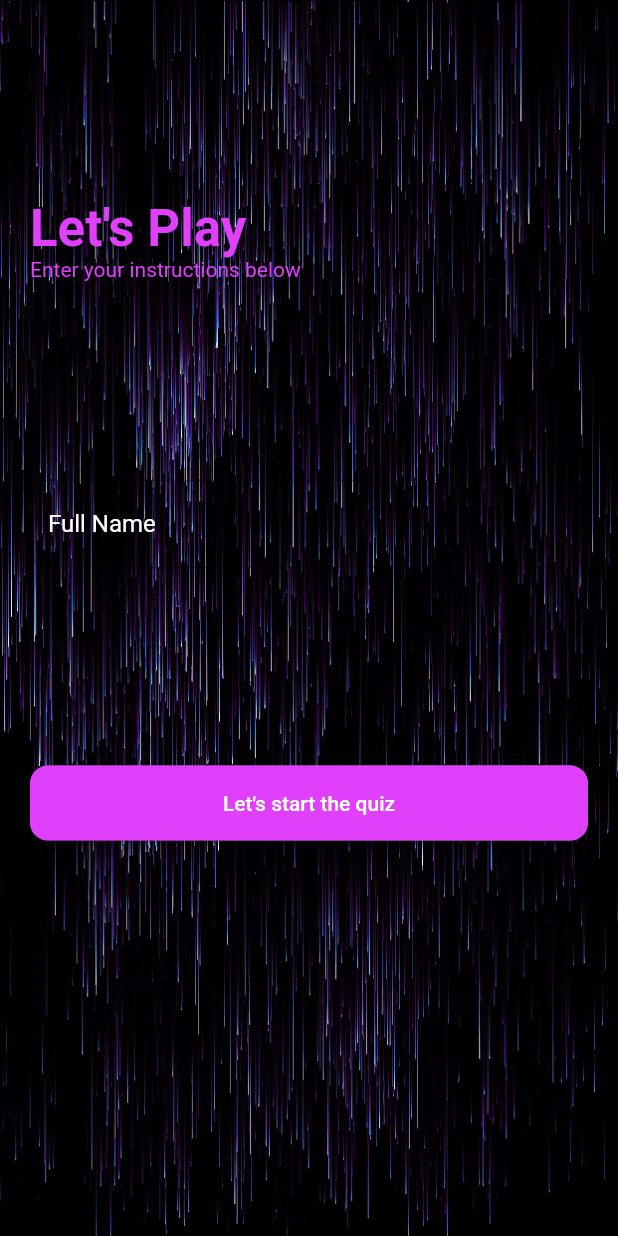
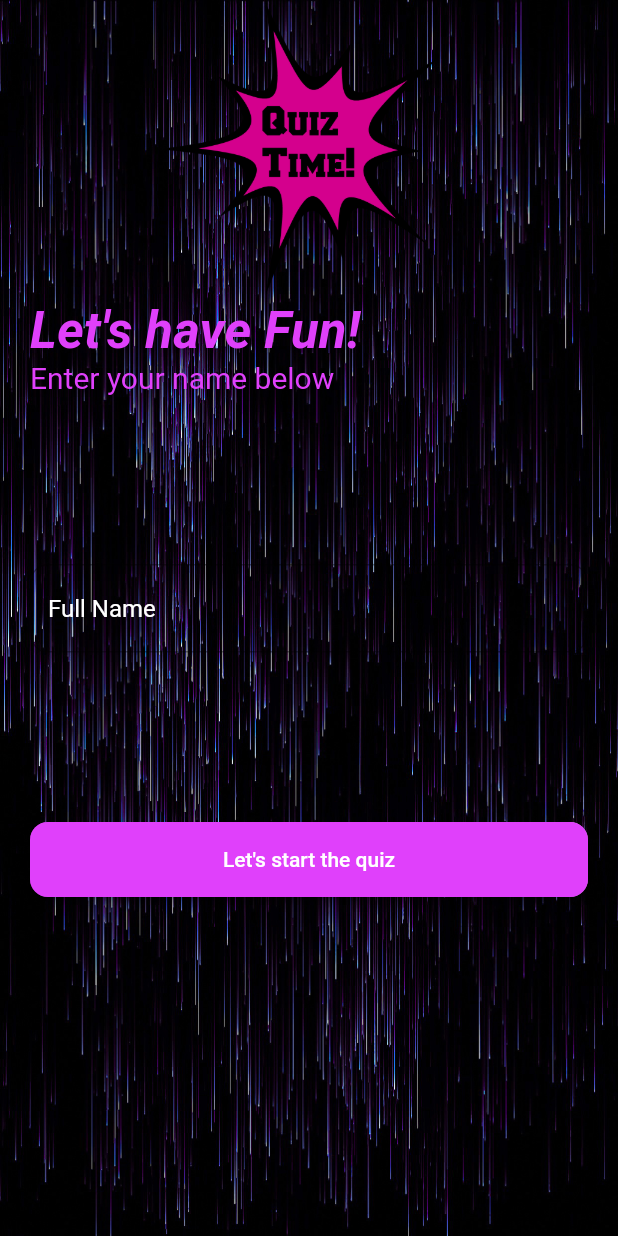
Before and after one commit to Wil-Wena/Quiz-Flutter-App, a Flutter app: the screen it shows after launch, on a phone screen of 412 x 824 dp. Run offline on Flutter 3.47's test engine with Material 2 defaults, Android fonts, the phone set to English and light mode, and no system bars; our stand-ins replace get.

Commit message:
fifth commit

```diff
--- a/lib/pages/HomePage.dart
+++ b/lib/pages/HomePage.dart
@@ -12,6 +12,7 @@ class HomePage extends StatefulWidget {
 
 class _HomePageState extends State<HomePage> {
   final myController = TextEditingController();
+  bool validate = false;
 
   @override
   void dispose() {
@@ -41,25 +42,32 @@ class _HomePageState extends State<HomePage> {
             child: Column(
               crossAxisAlignment: CrossAxisAlignment.start,
               children: [
-                const Spacer(),
+                Center(
+                  child: Image.asset(
+                    'assets/pngwing.com (6).png',
+                    height: 200,
+                    width: 300,
+                  ),
+                ),
                 Text(
-                  "Let's Play",
+                  "Let's have Fun!",
                   style: Theme.of(context).textTheme.headline4?.copyWith(
-                      color: Colors.purpleAccent, fontWeight: FontWeight.bold),
+                      color: Colors.purpleAccent,
+                      fontWeight: FontWeight.bold,
+                      fontStyle: FontStyle.italic),
                 ),
                 const Text(
-                  "Enter your instructions below",
-                  style: TextStyle(color: Colors.purpleAccent),
+                  "Enter your name below",
+                  style: TextStyle(color: Colors.purpleAccent, fontSize: 20),
                 ),
                 const Spacer(
                   flex: 1,
                 ),
                 TextField(
                   controller: myController,
-                  style: TextStyle(color: Colors.white),
+                  style: const TextStyle(color: Colors.white),
                   decoration: InputDecoration(
-                      //filled: true,
-                      // fillColor: Color.fromARGB(255, 93, 128, 156),
+                      errorText: validate ? "Enter your name JON!!" : null,
                       hintText: "Full Name",
                       hintStyle: TextStyle(color: Colors.white),
                       border: OutlineInputBorder(
@@ -81,7 +89,12 @@ class _HomePageState extends State<HomePage> {
                       minimumSize: const Size(500, 50),
                     ),
                     onPressed: () {
-                      Get.to(QuizPage());
+                      setState(() {
+                        if (validate = myController.text.isEmpty) {
+                        } else {
+                          Get.to(QuizPage());
+                        }
+                      });
                     },
                     child: const Text("Let's start the quiz"),
                   ),
```
